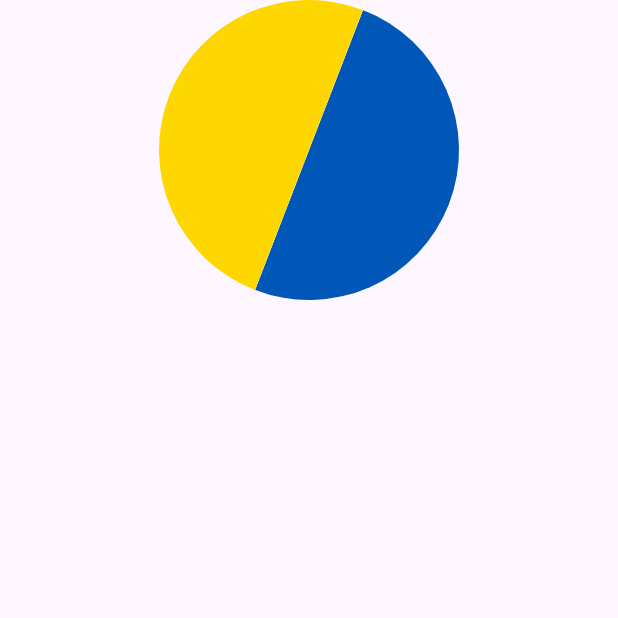
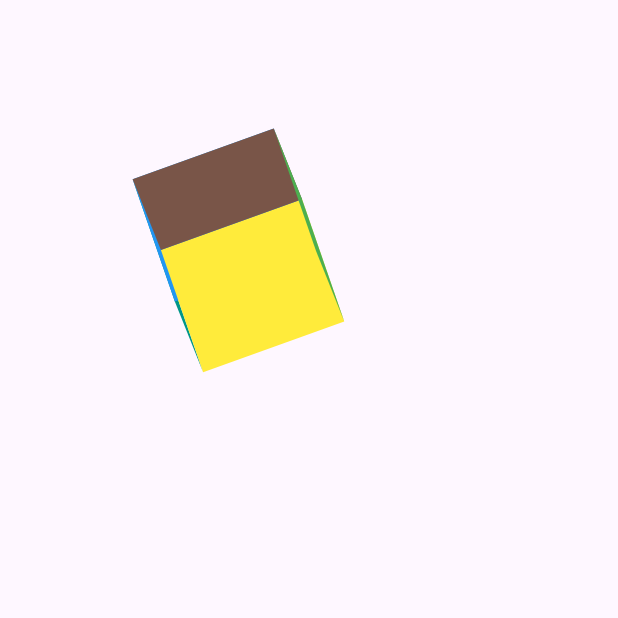
Before and after one commit to saqibcheema/beginer_to_advance_flutter_animations_series, a Flutter app: the screen it shows after launch, on a phone screen of 412 x 824 dp, the top half of it. Run offline on Flutter 3.47's test engine with Material 3 defaults, Android fonts, the phone set to English and light mode, and no system bars.

Commit message:
Add Example 3 where i create 3d Container and rotate on x,y and z-axis

```diff
--- a/lib/Example1.dart
+++ b/lib/Example1.dart
@@ -26,7 +26,7 @@ class _RotatingContainerScreenState extends State<RotatingContainerScreen> with
       duration: Duration(seconds: 3)
     )..repeat();
 
-    _animation = Tween(begin: 0.0, end: 2* pi).animate(_controller);
+    _animation = Tween(begin: 0.0, end: 2 * pi).animate(_controller);
     _scaleAnimation = Tween(begin: 0.5, end: 1.5).animate(
         CurvedAnimation(parent: _controller, curve: Curves.easeInOut)
     );
--- a/lib/Example2.dart
+++ b/lib/Example2.dart
@@ -70,7 +70,7 @@ class _ClippedCircularAnimationState extends State<ClippedCircularAnimation>
     _counterClockWiseRotationController = AnimationController(
       vsync: this,
       duration: Duration(seconds: 1),
-    );
+    )..forward();
 
     _counterClockWiseRotationAnimation =
         Tween<double>(begin: 0.0, end: -(pi / 2)).animate(
@@ -129,8 +129,6 @@ class _ClippedCircularAnimationState extends State<ClippedCircularAnimation>
   @override
   Widget build(BuildContext context) {
 
-    _counterClockWiseRotationController..forward();
-
     return Scaffold(
       body: SafeArea(
         child: AnimatedBuilder(
--- /dev/null
+++ b/lib/Example3.dart
@@ -0,0 +1,136 @@
+import 'package:flutter/material.dart';
+import 'dart:math' show pi;
+import 'package:vector_math/vector_math_64.dart' show Vector3;
+
+class Example3 extends StatefulWidget {
+  const Example3({super.key});
+
+  @override
+  State<Example3> createState() => _Example3State();
+}
+
+/*
+    In this example i will rotate the container 360 degrees
+    in all directions like x-axis, y-axs and z-axis
+*/
+
+class _Example3State extends State<Example3> with TickerProviderStateMixin {
+  final heightAndWidth = 100.0;
+  late AnimationController _xController;
+  late AnimationController _yController;
+  late AnimationController _zController;
+  late Tween<double> _tween;
+
+  @override
+  void initState() {
+    super.initState();
+    _xController = AnimationController(
+      vsync: this,
+      duration: Duration(seconds: 30),
+    )..repeat();
+    _yController = AnimationController(
+      vsync: this,
+      duration: Duration(seconds: 40),
+    )..repeat();
+    _zController = AnimationController(
+      vsync: this,
+      duration: Duration(seconds: 50),
+    )..repeat();
+
+    _tween = Tween<double>(begin: 0.0, end: 2 * pi);
+  }
+
+  @override
+  void dispose() {
+    _xController.dispose();
+    _yController.dispose();
+    _zController.dispose();
+    super.dispose();
+  }
+
+  @override
+  Widget build(BuildContext context) {
+
+    return SafeArea(
+      child: Scaffold(
+        body: Center(
+          child: Column(
+            children: [
+              SizedBox(height: 100),
+              AnimatedBuilder(
+                animation: Listenable.merge([
+                  _xController,
+                  _yController,
+                  _zController,
+                ]),
+                builder: (context, child) {
+                  return Transform(
+                    alignment: Alignment.center,
+                    transform: Matrix4.identity()
+                      ..rotateX(_tween.evaluate(_xController))
+                      ..rotateY(_tween.evaluate(_yController))
+                      ..rotateZ(_tween.evaluate(_zController)),
+                    child: Stack(
+                      children: [
+                        //Back side of the 3d Box
+                        Transform(
+                          alignment : Alignment.center,
+                          transform: Matrix4.identity()..translate(Vector3(0,0,-heightAndWidth)),
+                          child: Container(
+                            width: heightAndWidth,
+                            height: heightAndWidth,
+                            color: Colors.teal,
+                          ),
+                        ),
+
+                        //Left Side of the 3d Box
+                        Transform(
+                          alignment : Alignment.centerLeft,
+                          transform: Matrix4.identity()..rotateY(pi/2),
+                          child: Container(
+                            width: heightAndWidth,
+                            height: heightAndWidth,
+                            color: Colors.blue,
+                          ),
+                        ),
+
+                        //Right Side of the 3d Box
+                        Transform(
+                          alignment : Alignment.centerRight,
+                          transform: Matrix4.identity()..rotateY(-pi/2),
+                          child: Container(
+                            width: heightAndWidth,
+                            height: heightAndWidth,
+                            color: Colors.yellow,
+                          ),
+                        ),
+
+                        //Bottom Side of the 3d Box
+                        Transform(
+                          alignment : Alignment.bottomCenter,
+                          transform: Matrix4.identity()..rotateX(pi/2),
+                          child: Container(
+                            width: heightAndWidth,
+                            height: heightAndWidth,
+                            color: Colors.brown,
+                          ),
+                        ),
+
+                         //Front Side of the 3d Box
+                         Container(
+                            width: heightAndWidth,
+                            height: heightAndWidth,
+                            color: Colors.green,
+                          ),
+                      ],
+                    ),
+                  );
+                },
+              ),
+            ],
+          ),
+        ),
+      ),
+    );
+  }
+}
--- a/lib/main.dart
+++ b/lib/main.dart
@@ -2,6 +2,7 @@ import 'package:flutter/material.dart';
 
 import 'Example1.dart';
 import 'Example2.dart';
+import 'Example3.dart';
 
 void main() {
   runApp(const MyApp());
@@ -19,7 +20,7 @@ class MyApp extends StatelessWidget {
       theme: ThemeData(
         colorScheme: ColorScheme.fromSeed(seedColor: Colors.deepPurple),
       ),
-      home: const ClippedCircularAnimation(),
+      home: const Example3(),
     );
   }
 }
--- a/pubspec.yaml
+++ b/pubspec.yaml
@@ -34,6 +34,7 @@ dependencies:
   # The following adds the Cupertino Icons font to your application.
   # Use with the CupertinoIcons class for iOS style icons.
   cupertino_icons: ^1.0.8
+  vector_math: ^2.1.4
 
 dev_dependencies:
   flutter_test:
```
Also changed, not shown: pubspec.lock.
